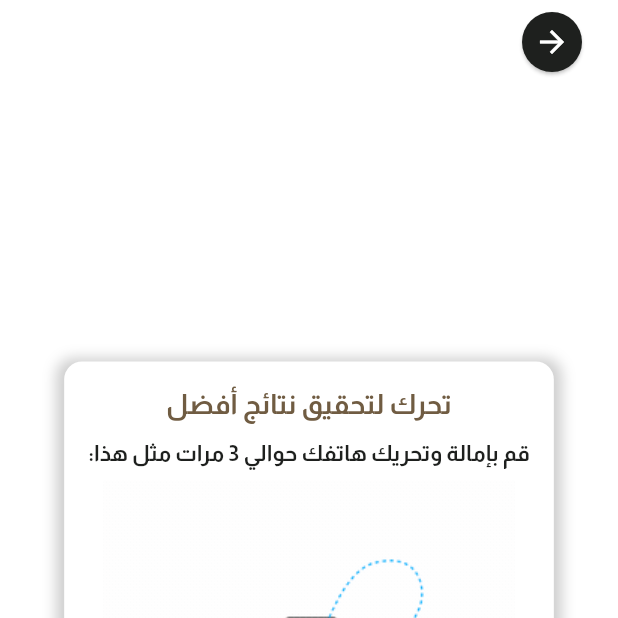
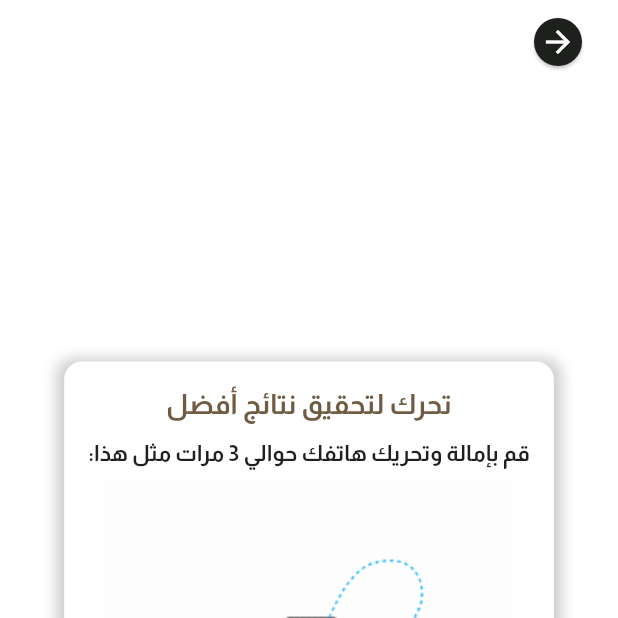
Before and after one commit to gelkomyy/fazakir, a Flutter app: the NavigationPage screen opened by its route, item 4 of the bottom bar chosen, after a tap on the "explore" icon, on a phone screen of 412 x 824 dp, the top half of it. Run offline on Flutter 3.47's test engine with Material 3 defaults, Android fonts, the phone set to English and light mode, and no system bars; drawn by our look-alikes of flutter_bounceable; our stand-ins replace adhan, cached_network_image, flutter_bloc, flutter_compass, flutter_svg, geolocator and 2 more; missing offline and left inert: flutter_inappwebview; accounts and stored records are empty; network calls fail; project files that could hold a hidden picture were left out.

Commit message:
Refactor UI components and fix UI issues
This commit includes refactoring of UI components and fixing UI issues in various views such as `VideoPlayerView`, `HomeView`, `NavigationPage`, `ComponentsZikrOfTheDay`, and `QiblahView`. Changes include adjusting font styles, fixing widget sizes, and removing unnecessary code.

```diff
--- a/lib/Features/about_religion/presentation/views/video_player_view.dart
+++ b/lib/Features/about_religion/presentation/views/video_player_view.dart
@@ -1,5 +1,6 @@
 import 'package:fazakir/Features/about_religion/presentation/views/widgets/video_player_view_body.dart';
 import 'package:fazakir/core/utils/app_colors.dart';
+import 'package:fazakir/core/utils/app_font_styles.dart';
 import 'package:flutter/material.dart';
 import 'package:flutter_bounceable/flutter_bounceable.dart';
 
@@ -11,8 +12,10 @@ class VideoPlayerView extends StatelessWidget {
   Widget build(BuildContext context) {
     return Scaffold(
       appBar: AppBar(
-        title: const Text('مشاهدة الفيديو'),
-        leadingWidth: 64,
+        title: Text(
+          'مشاهدة الفيديو',
+          style: AppFontStyles.styleBold20(context),
+        ),
         leading: Bounceable(
           child: const Card(
             color: AppColors.textBlackColor,
--- a/lib/Features/home/presentation/views/home_view.dart
+++ b/lib/Features/home/presentation/views/home_view.dart
@@ -21,7 +21,7 @@ class HomeView extends StatelessWidget {
           )..fetchVideos(),
         ),
       ],
-      child: const SafeArea(child: HomeViewBody()),
+      child: const HomeViewBody(),
     );
   }
 }
--- a/lib/Features/home/presentation/views/navigation_page.dart
+++ b/lib/Features/home/presentation/views/navigation_page.dart
@@ -40,7 +40,7 @@ class NavigationPage extends StatelessWidget {
                   Positioned(
                     bottom: 0,
                     child: SizedBox(
-                      width: MediaQuery.of(context).size.width,
+                      width: MediaQuery.sizeOf(context).width,
                       child: CustomBottomNavBar(
                         selectedIndex: state,
                       ),
--- a/lib/Features/home/presentation/views/widgets/components_zikr_of_the_day.dart
+++ b/lib/Features/home/presentation/views/widgets/components_zikr_of_the_day.dart
@@ -99,7 +99,7 @@ class _ComponentsZikrOfTheDayState extends State<ComponentsZikrOfTheDay>
                 },
                 child: SvgPicture.asset(
                   Assets.assetsImagesLayersShapeSvg,
-                  width: 24,
+                  width: 20,
                 ),
               ),
               SizedBox(height: isShow ? 24 : 0),
@@ -113,7 +113,7 @@ class _ComponentsZikrOfTheDayState extends State<ComponentsZikrOfTheDay>
                             opacity: _fadeAnimation,
                             child: SvgPicture.asset(
                               Assets.assetsImagesHeartBlackIconSvg,
-                              width: 18,
+                              width: 14,
                             ),
                           ),
                         ),
@@ -124,7 +124,7 @@ class _ComponentsZikrOfTheDayState extends State<ComponentsZikrOfTheDay>
                             opacity: _fadeAnimation,
                             child: SvgPicture.asset(
                               Assets.assetsImagesCopyIconSvg,
-                              width: 18,
+                              width: 14,
                             ),
                           ),
                         ),
@@ -138,7 +138,7 @@ class _ComponentsZikrOfTheDayState extends State<ComponentsZikrOfTheDay>
                         opacity: _fadeAnimation,
                         child: SvgPicture.asset(
                           Assets.assetsImagesShareIconSvg,
-                          width: 16,
+                          width: 14,
                         ),
                       ),
                     )
--- a/lib/Features/home/presentation/views/widgets/home_view_body.dart
+++ b/lib/Features/home/presentation/views/widgets/home_view_body.dart
@@ -59,7 +59,7 @@ class HomeViewBody extends StatelessWidget {
           const ContainerZikrOfTheDay(),
           const SizedBox(height: 35),
           const AboutReligionColumn(),
-          const SizedBox(height: 24),
+          const SizedBox(height: 110),
         ],
       ),
     );
--- a/lib/Features/prayer_times/presentation/views/qiblah_view.dart
+++ b/lib/Features/prayer_times/presentation/views/qiblah_view.dart
@@ -15,7 +15,6 @@ class QiblahView extends StatelessWidget {
       create: (context) => QiblahCubit()..startTracking(),
       child: Scaffold(
         appBar: AppBar(
-          leadingWidth: 64,
           leading: Bounceable(
             child: const Card(
               color: AppColors.textBlackColor,
```
